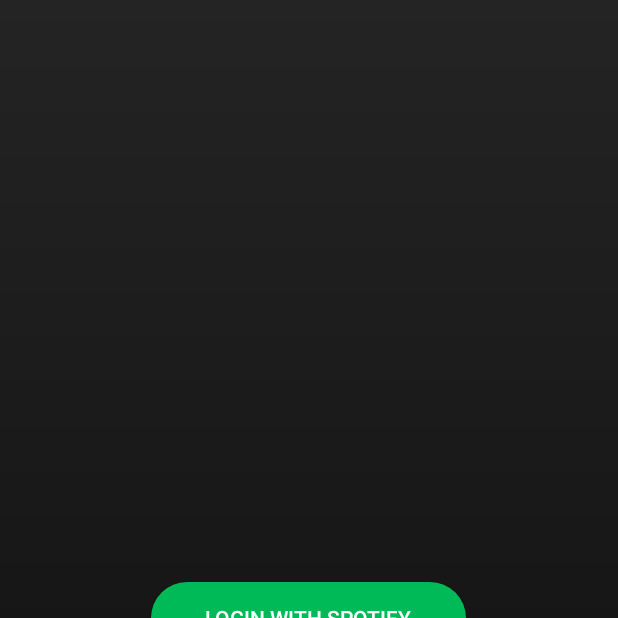
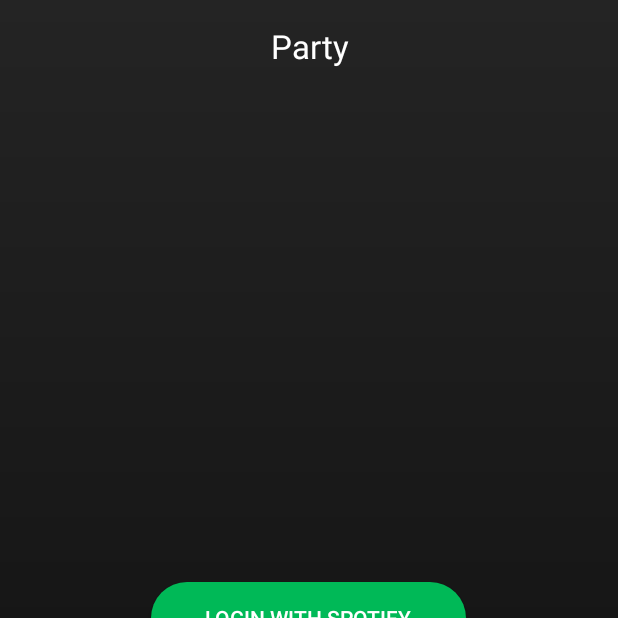
Before and after one commit to chances/chances-party-android, an Android app: the screen it shows after launch (MainActivity), on a phone screen of 412 x 824 dp, the top half of it. Run offline under Robolectric (Android 15) with nearby library versions, the phone set to English and light mode, and no system bars; libraries missing offline, so code that uses them is left out: com.spotify.sdk.

Commit message:
Add title to login state

```diff
--- a/app/src/main/java/com/chancesnow/party/MainActivity.java
+++ b/app/src/main/java/com/chancesnow/party/MainActivity.java
@@ -39,6 +39,7 @@ public class MainActivity extends AppCompatActivity implements PlayerFragment.On
     private Date mSpotifyApiTokenExpires;
 
     private View mActivityMain;
+    private View mTitle;
     private PlayerFragment player;
     private Button mLoginButton;
     private View mAttributionSpace;
@@ -56,6 +57,8 @@ public class MainActivity extends AppCompatActivity implements PlayerFragment.On
         mSpotifyApiTokenExpires = new Date();
 
         mActivityMain = findViewById(R.id.main);
+
+        mTitle = findViewById(R.id.main_title);
 
         player = (PlayerFragment) getFragmentManager().findFragmentById(R.id.main_player);
 
@@ -197,6 +200,8 @@ public class MainActivity extends AppCompatActivity implements PlayerFragment.On
             // Hello, %1$s! You have %2$d new messages.
             // String.format(R.string.message, foo, bar);
 
+            mTitle.setVisibility(View.INVISIBLE);
+
             mLoginButton.setVisibility(View.INVISIBLE);
 
             getFragmentManager().beginTransaction().show(player).commit();
@@ -206,6 +211,8 @@ public class MainActivity extends AppCompatActivity implements PlayerFragment.On
             mLogoutButton.setVisibility(View.VISIBLE);
             mAttributionSpace.setLayoutParams(ZERO_LAYOUT);
         } else {
+            mTitle.setVisibility(View.VISIBLE);
+
             mLoginButton.setVisibility(View.VISIBLE);
 
             getFragmentManager().beginTransaction().hide(player).commit();
--- a/app/src/main/res/layout/activity_main.xml
+++ b/app/src/main/res/layout/activity_main.xml
@@ -10,6 +10,14 @@
     android:paddingTop="@dimen/activity_vertical_margin"
     android:background="@drawable/main_gradient"
     tools:context="com.chancesnow.party.MainActivity">
+
+    <TextView
+        android:id="@+id/main.title"
+        android:layout_width="match_parent"
+        android:layout_height="wrap_content"
+        android:gravity="center_horizontal"
+        android:textAppearance="?android:attr/textAppearanceLarge"
+        android:text="@string/app_name" />
 
     <Button
         android:id="@+id/main.login"
```
